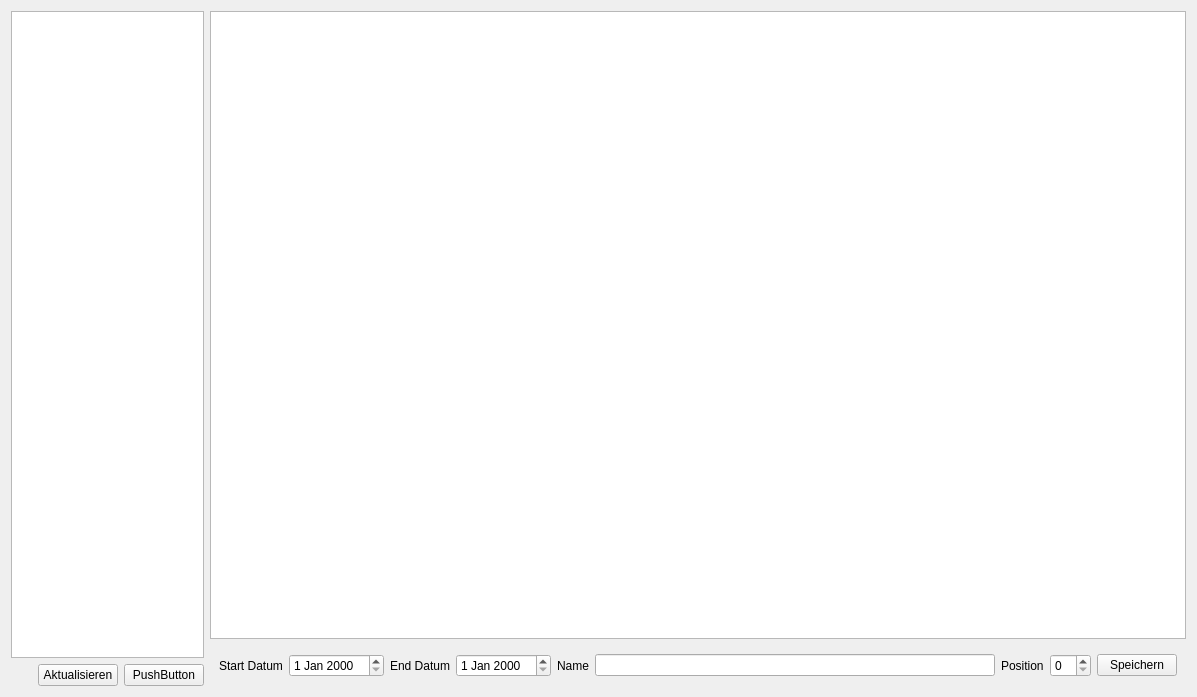
First picture: the form in ProjectTasksWidget.ui, repository ghannami/TicketSystem, before the edit.
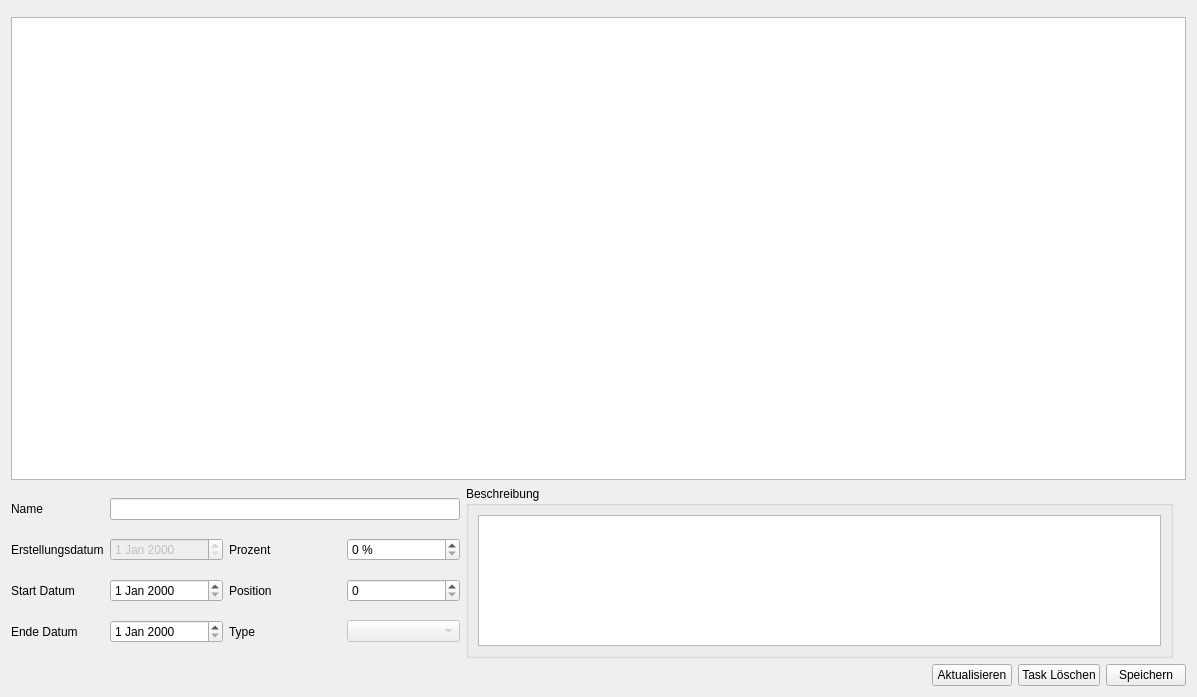
Second picture: the form after the edit. Icons and pictures are not drawn.

```diff
--- a/ProjectTasksWidget.ui
+++ b/ProjectTasksWidget.ui
@@ -13,7 +13,7 @@
   <property name="windowTitle">
    <string>Form</string>
   </property>
-  <layout class="QHBoxLayout" name="horizontalLayout_3">
+  <layout class="QVBoxLayout" name="verticalLayout_2">
    <item>
     <widget class="QWidget" name="widget" native="true">
      <property name="maximumSize">
@@ -35,20 +35,168 @@
       <property name="bottomMargin">
        <number>0</number>
       </property>
+     </layout>
+    </widget>
+   </item>
+   <item>
+    <widget class="QTreeView" name="tasks"/>
+   </item>
+   <item>
+    <widget class="QWidget" name="taskDetailsWidget" native="true">
+     <property name="minimumSize">
+      <size>
+       <width>0</width>
+       <height>0</height>
+      </size>
+     </property>
+     <property name="maximumSize">
+      <size>
+       <width>16777215</width>
+       <height>200</height>
+      </size>
+     </property>
+     <layout class="QVBoxLayout" name="verticalLayout_4">
+      <property name="leftMargin">
+       <number>0</number>
+      </property>
+      <property name="topMargin">
+       <number>0</number>
+      </property>
+      <property name="rightMargin">
+       <number>0</number>
+      </property>
+      <property name="bottomMargin">
+       <number>0</number>
+      </property>
       <item>
-       <widget class="QTableView" name="projects">
-        <property name="maximumSize">
-         <size>
-          <width>16777215</width>
-          <height>16777215</height>
-         </size>
-        </property>
-       </widget>
+       <layout class="QHBoxLayout" name="horizontalLayout_2">
+        <item>
+         <layout class="QGridLayout" name="gridLayout">
+          <item row="3" column="3">
+           <widget class="QComboBox" name="type">
+            <property name="enabled">
+             <bool>false</bool>
+            </property>
+           </widget>
+          </item>
+          <item row="2" column="1">
+           <widget class="QDateEdit" name="startDate"/>
+          </item>
+          <item row="3" column="1">
+           <widget class="QDateEdit" name="endDate"/>
+          </item>
+          <item row="2" column="2">
+           <widget class="QLabel" name="label_4">
+            <property name="text">
+             <string>Position</string>
+            </property>
+           </widget>
+          </item>
+          <item row="3" column="2">
+           <widget class="QLabel" name="label_6">
+            <property name="text">
+             <string>Type</string>
+            </property>
+           </widget>
+          </item>
+          <item row="3" column="0">
+           <widget class="QLabel" name="label_2">
+            <property name="text">
+             <string>Ende Datum</string>
+            </property>
+           </widget>
+          </item>
+          <item row="2" column="3">
+           <widget class="QSpinBox" name="taskOrder"/>
+          </item>
+          <item row="2" column="0">
+           <widget class="QLabel" name="label">
+            <property name="text">
+             <string>Start Datum</string>
+            </property>
+           </widget>
+          </item>
+          <item row="1" column="3">
+           <widget class="QSpinBox" name="percent">
+            <property name="suffix">
+             <string> %</string>
+            </property>
+            <property name="prefix">
+             <string/>
+            </property>
+            <property name="maximum">
+             <number>100</number>
+            </property>
+           </widget>
+          </item>
+          <item row="1" column="0">
+           <widget class="QLabel" name="label_7">
+            <property name="text">
+             <string>Erstellungsdatum</string>
+            </property>
+           </widget>
+          </item>
+          <item row="0" column="0">
+           <widget class="QLabel" name="label_3">
+            <property name="text">
+             <string>Name</string>
+            </property>
+           </widget>
+          </item>
+          <item row="1" column="2">
+           <widget class="QLabel" name="label_5">
+            <property name="text">
+             <string>Prozent</string>
+            </property>
+           </widget>
+          </item>
+          <item row="1" column="1">
+           <widget class="QDateEdit" name="createDate">
+            <property name="enabled">
+             <bool>false</bool>
+            </property>
+           </widget>
+          </item>
+          <item row="0" column="1" colspan="3">
+           <widget class="QLineEdit" name="taskName">
+            <property name="minimumSize">
+             <size>
+              <width>350</width>
+              <height>0</height>
+             </size>
+            </property>
+           </widget>
+          </item>
+         </layout>
+        </item>
+        <item>
+         <widget class="QGroupBox" name="groupBox">
+          <property name="title">
+           <string>Beschreibung</string>
+          </property>
+          <layout class="QVBoxLayout" name="verticalLayout_3">
+           <item>
+            <widget class="QPlainTextEdit" name="description"/>
+           </item>
+          </layout>
+         </widget>
+        </item>
+        <item>
+         <widget class="QLabel" name="taskLogo">
+          <property name="text">
+           <string/>
+          </property>
+          <property name="pixmap">
+           <pixmap resource="rsc.qrc">:/icon/icons/clock.png</pixmap>
+          </property>
+         </widget>
+        </item>
+       </layout>
       </item>
       <item>
-       <layout class="QHBoxLayout" name="horizontalLayout">
+       <layout class="QHBoxLayout" name="horizontalLayout_4">
         <item>
-         <spacer name="horizontalSpacer_2">
+         <spacer name="horizontalSpacer_4">
           <property name="orientation">
            <enum>Qt::Horizontal</enum>
           </property>
@@ -68,90 +216,11 @@
          </widget>
         </item>
         <item>
-         <widget class="QPushButton" name="pushButton_2">
+         <widget class="QPushButton" name="removeTask">
           <property name="text">
-           <string>PushButton</string>
+           <string>Task Löschen</string>
           </property>
          </widget>
-        </item>
-       </layout>
-      </item>
-     </layout>
-    </widget>
-   </item>
-   <item>
-    <layout class="QVBoxLayout" name="verticalLayout_2">
-     <item>
-      <widget class="QTableView" name="tasks"/>
-     </item>
-     <item>
-      <widget class="QWidget" name="taskDetailsWidget" native="true">
-       <property name="minimumSize">
-        <size>
-         <width>0</width>
-         <height>0</height>
-        </size>
-       </property>
-       <layout class="QHBoxLayout" name="horizontalLayout_4">
-        <item>
-         <widget class="QLabel" name="label">
-          <property name="text">
-           <string>Start Datum</string>
-          </property>
-         </widget>
-        </item>
-        <item>
-         <widget class="QDateEdit" name="startDate"/>
-        </item>
-        <item>
-         <widget class="QLabel" name="label_2">
-          <property name="text">
-           <string>End Datum</string>
-          </property>
-         </widget>
-        </item>
-        <item>
-         <widget class="QDateEdit" name="endDate"/>
-        </item>
-        <item>
-         <widget class="QLabel" name="label_3">
-          <property name="text">
-           <string>Name</string>
-          </property>
-         </widget>
-        </item>
-        <item>
-         <widget class="QLineEdit" name="taskName">
-          <property name="minimumSize">
-           <size>
-            <width>400</width>
-            <height>0</height>
-           </size>
-          </property>
-         </widget>
-        </item>
-        <item>
-         <widget class="QLabel" name="label_4">
-          <property name="text">
-           <string>Position</string>
-          </property>
-         </widget>
-        </item>
-        <item>
-         <widget class="QSpinBox" name="taskOrder"/>
-        </item>
-        <item>
-         <spacer name="horizontalSpacer_3">
-          <property name="orientation">
-           <enum>Qt::Horizontal</enum>
-          </property>
-          <property name="sizeHint" stdset="0">
-           <size>
-            <width>40</width>
-            <height>20</height>
-           </size>
-          </property>
-         </spacer>
         </item>
         <item>
          <widget class="QPushButton" name="saveTask">
@@ -164,9 +233,9 @@
          </widget>
         </item>
        </layout>
-      </widget>
-     </item>
-    </layout>
+      </item>
+     </layout>
+    </widget>
    </item>
   </layout>
  </widget>
```
Left out of the diff: 4 changed lines with no effect on the pictures.
